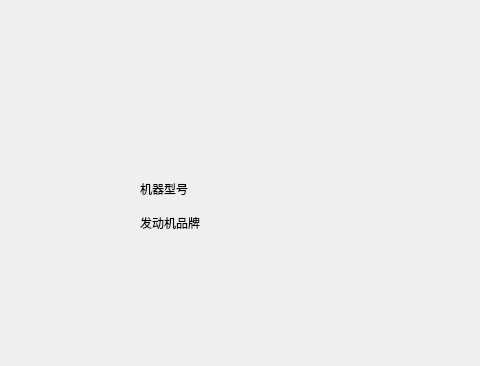
Above: XINYAN/widget.ui from wushengjun85/QtForWork before the change; both pictures show x 220 to 700 and y 0 to 366 of the 800 by 480 pixel window. Below: the same form after it.
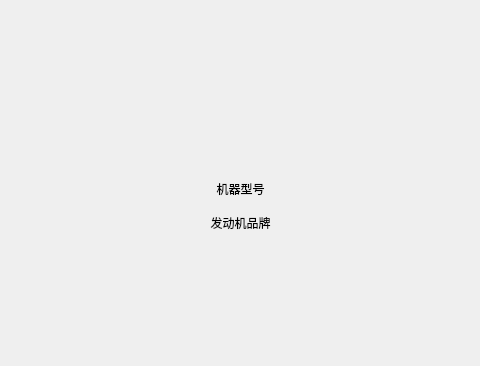
That is the form after the change. The open tabs and pages were chosen to show the change. Icons and pictures are not drawn.

```diff
--- a/XINYAN/widget.ui
+++ b/XINYAN/widget.ui
@@ -839,9 +839,15 @@
        <height>32</height>
       </rect>
      </property>
+     <property name="styleSheet">
+      <string notr="true">font: 75 16pt &quot;Ubuntu&quot;;</string>
+     </property>
      <property name="text">
       <string>发动机品牌</string>
      </property>
+     <property name="alignment">
+      <set>Qt::AlignCenter</set>
+     </property>
     </widget>
     <widget class="QLabel" name="label_19">
      <property name="geometry">
@@ -852,9 +858,15 @@
        <height>32</height>
       </rect>
      </property>
+     <property name="styleSheet">
+      <string notr="true">font: 75 16pt &quot;Ubuntu&quot;;</string>
+     </property>
      <property name="text">
       <string>机器型号</string>
      </property>
+     <property name="alignment">
+      <set>Qt::AlignCenter</set>
+     </property>
     </widget>
    </widget>
    <widget class="QWidget" name="page_17">
```
